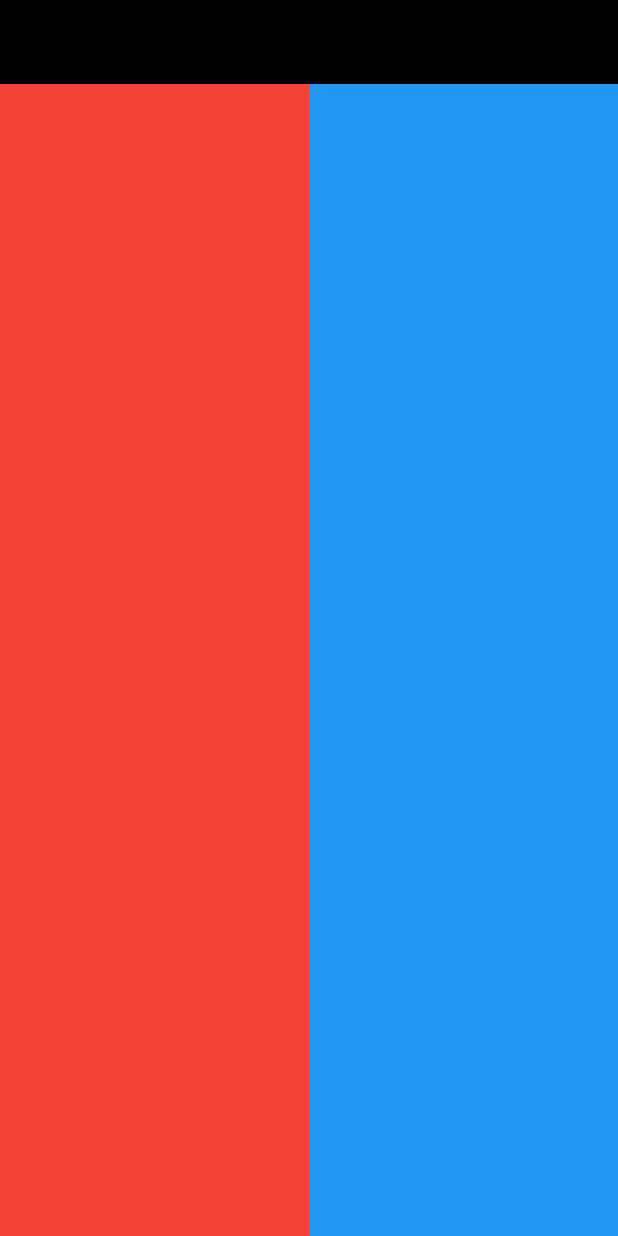
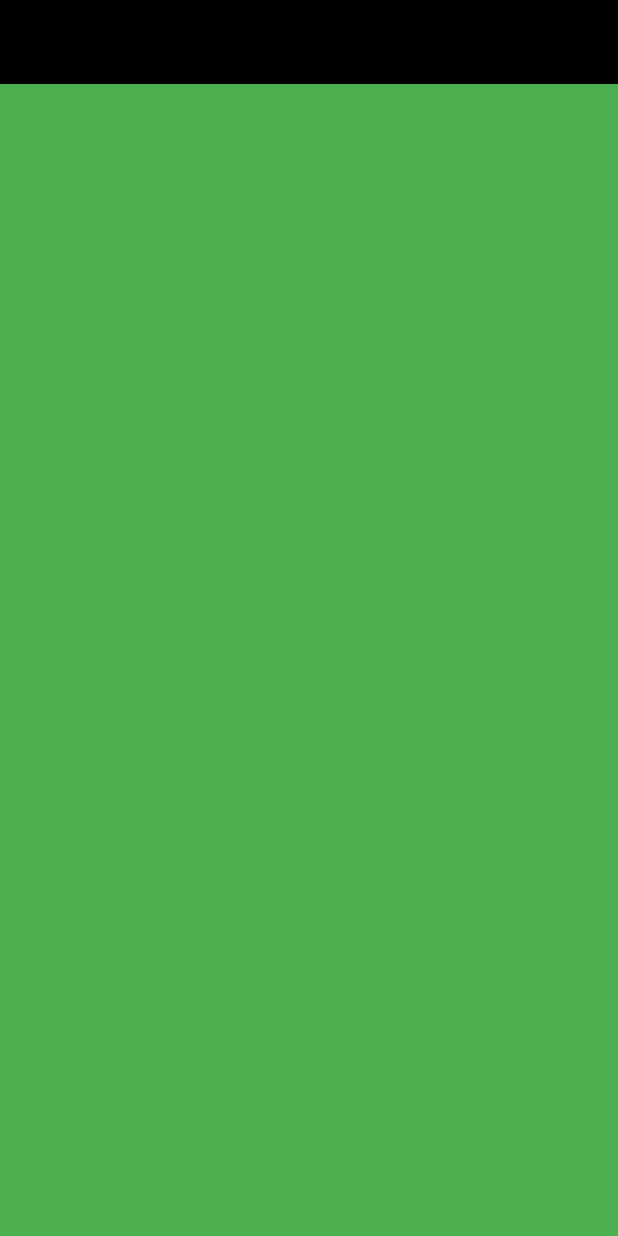
Before and after one commit to ERy03/Admin-Page-Template, a Flutter app: the screen it shows after launch, on a phone screen of 412 x 824 dp. Run offline on Flutter 3.47's test engine with Material 2 defaults, Android fonts, the phone set to English and light mode, and no system bars; our stand-ins replace flutter_riverpod, google_fonts.

Commit message:
large screen / small screen layout

```diff
--- a/lib/layout.dart
+++ b/lib/layout.dart
@@ -1,3 +1,5 @@
+import 'package:admin_page_template/widgets/large_screen_layout.dart';
+import 'package:admin_page_template/widgets/small_screen_layout.dart';
 import 'package:flutter/material.dart';
 
 class SiteLayout extends StatelessWidget {
@@ -10,20 +12,7 @@ class SiteLayout extends StatelessWidget {
         elevation: 0,
         backgroundColor: Colors.black,
       ),
-      body: Row(
-        children: [
-          Expanded(
-            child: Container(
-              color: Colors.red,
-            ),
-          ),
-          Expanded(
-            child: Container(
-              color: Colors.blue,
-            ),
-          ),
-        ],
-      ),
+      body: SmallScreenLayout(),
     );
   }
 }
--- /dev/null
+++ b/lib/widgets/small_screen_layout.dart
@@ -0,0 +1,13 @@
+import 'package:flutter/material.dart';
+
+class SmallScreenLayout extends StatelessWidget {
+  const SmallScreenLayout({Key? key}) : super(key: key);
+
+  @override
+  Widget build(BuildContext context) {
+    return Container(
+      constraints: BoxConstraints.expand(),
+      color: Colors.green,
+    );
+  }
+}
```
Also changed, not shown: lib/widgets/large_screen_layout.dart (added, +25 -0 lines).
